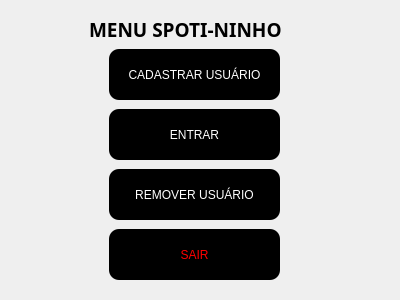
First picture: the form in Designs/menuPYQT.ui, repository PabloCarnauba/Spoti-Ninho-V2, before the edit.
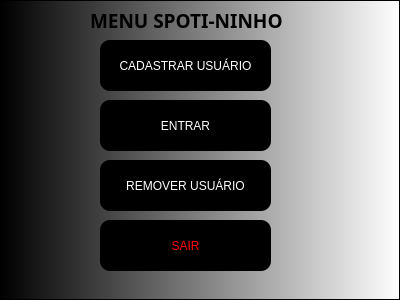
Second picture: the form after the edit.

The edit to the form file:
```diff
--- a/Designs/menuPYQT.ui
+++ b/Designs/menuPYQT.ui
@@ -10,6 +10,18 @@
     <height>300</height>
    </rect>
   </property>
+  <property name="minimumSize">
+   <size>
+    <width>400</width>
+    <height>300</height>
+   </size>
+  </property>
+  <property name="maximumSize">
+   <size>
+    <width>400</width>
+    <height>300</height>
+   </size>
+  </property>
   <property name="windowTitle">
    <string>Form</string>
   </property>
@@ -21,12 +33,24 @@
   <widget class="QWidget" name="widget" native="true">
    <property name="geometry">
     <rect>
-     <x>9</x>
-     <y>9</y>
-     <width>382</width>
-     <height>282</height>
+     <x>0</x>
+     <y>0</y>
+     <width>400</width>
+     <height>300</height>
     </rect>
    </property>
+   <property name="minimumSize">
+    <size>
+     <width>400</width>
+     <height>300</height>
+    </size>
+   </property>
+   <property name="maximumSize">
+    <size>
+     <width>400</width>
+     <height>300</height>
+    </size>
+   </property>
    <property name="font">
     <font>
      <bold>false</bold>
@@ -46,7 +70,7 @@
    <widget class="QLabel" name="rotuloMenuInicial">
     <property name="geometry">
      <rect>
-      <x>80</x>
+      <x>90</x>
       <y>0</y>
       <width>221</width>
       <height>41</height>
@@ -131,6 +155,43 @@
      <string>SAIR</string>
     </property>
    </widget>
+   <widget class="QFrame" name="frame">
+    <property name="geometry">
+     <rect>
+      <x>0</x>
+      <y>0</y>
+      <width>400</width>
+      <height>300</height>
+     </rect>
+    </property>
+    <property name="minimumSize">
+     <size>
+      <width>400</width>
+      <height>300</height>
+     </size>
+    </property>
+    <property name="maximumSize">
+     <size>
+      <width>400</width>
+      <height>300</height>
+     </size>
+    </property>
+    <property name="styleSheet">
+     <string notr="true">background: qlineargradient(spread:pad, x1:0, y1:0, x2:1, y2:0, stop:0 rgba(0, 0, 0, 255), stop:1 rgba(255, 255, 255, 255))</string>
+    </property>
+    <property name="frameShape">
+     <enum>QFrame::StyledPanel</enum>
+    </property>
+    <property name="frameShadow">
+     <enum>QFrame::Raised</enum>
+    </property>
+   </widget>
+   <zorder>frame</zorder>
+   <zorder>rotuloMenuInicial</zorder>
+   <zorder>botaoCadastrar</zorder>
+   <zorder>botaoEntrar</zorder>
+   <zorder>botaoRemover</zorder>
+   <zorder>botaoSair</zorder>
   </widget>
  </widget>
  <resources/>
```
